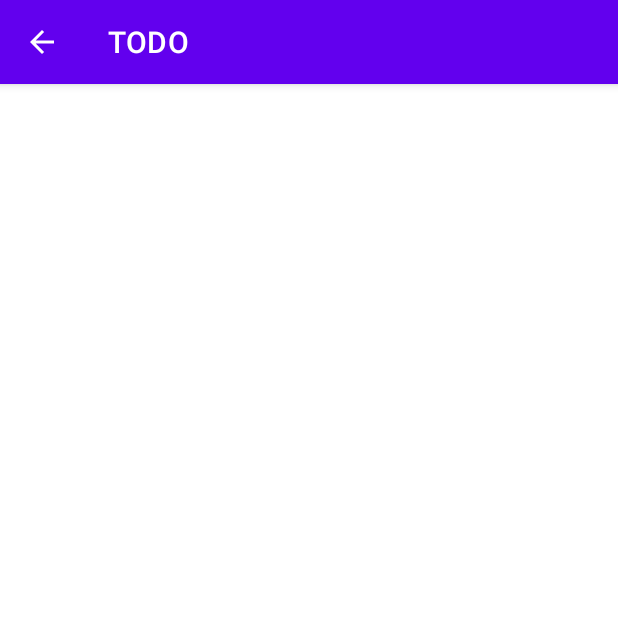
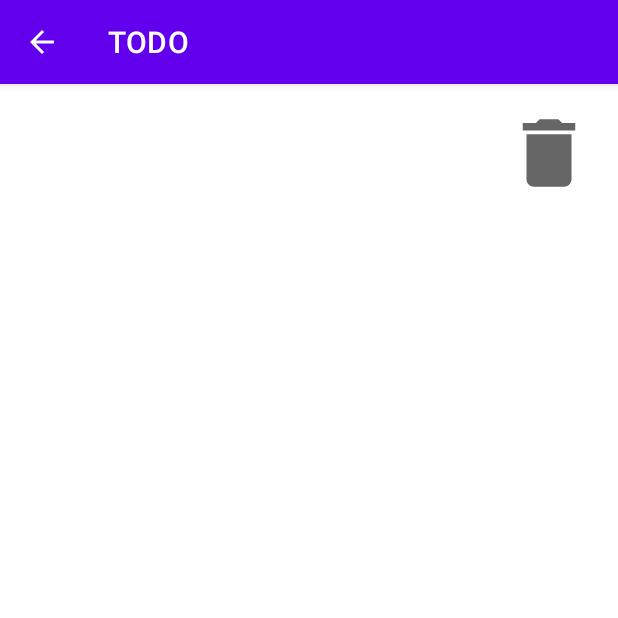
Before and after one commit to MostafaAtta/TODO, an Android app: the UpdateTaskActivity screen opened directly, with no data from a screen before it, on a phone screen of 412 x 824 dp, the top half of it. Run offline under Robolectric (Android 15) with nearby library versions, the phone set to English and light mode, and no system bars; 1 statement that could not run was skipped.

Commit message:
delete task

```diff
--- /dev/null
+++ b/app/src/main/res/drawable/ic_baseline_delete_24.xml
@@ -0,0 +1,5 @@
+<vector android:height="60dp" android:tint="?attr/colorControlNormal"
+    android:viewportHeight="24" android:viewportWidth="24"
+    android:width="60dp" xmlns:android="http://schemas.android.com/apk/res/android">
+    <path android:fillColor="@android:color/white" android:pathData="M6,19c0,1.1 0.9,2 2,2h8c1.1,0 2,-0.9 2,-2V7H6v12zM19,4h-3.5l-1,-1h-5l-1,1H5v2h14V4z"/>
+</vector>
--- a/app/src/main/res/layout/activity_update_task.xml
+++ b/app/src/main/res/layout/activity_update_task.xml
@@ -6,4 +6,13 @@
     android:layout_height="match_parent"
     tools:context=".UpdateTaskActivity">
 
+    <ImageView
+        android:id="@+id/imageView"
+        android:layout_width="wrap_content"
+        android:layout_height="wrap_content"
+        android:layout_marginTop="16dp"
+        android:layout_marginEnd="16dp"
+        app:layout_constraintEnd_toEndOf="parent"
+        app:layout_constraintTop_toTopOf="parent"
+        android:src="@drawable/ic_baseline_delete_24" />
 </androidx.constraintlayout.widget.ConstraintLayout>
```
Also changed, not shown: app/src/main/java/com/atta/todo/UpdateTaskActivity.java (+60 -2 lines).
